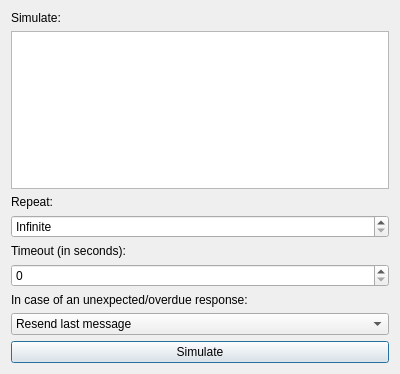
The window that ui/simulate_dialog.ui (jopohl/urh) describes before a commit, drawn with Qt 5.
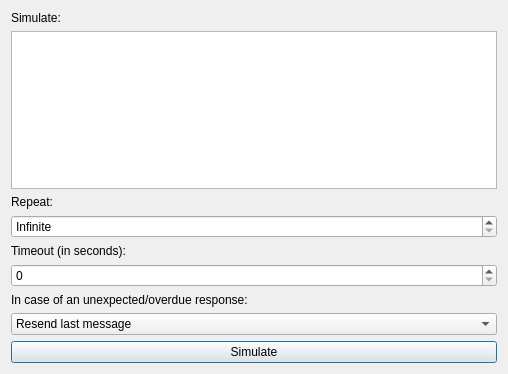
The same window after the commit. Icons and pictures are not drawn.

```diff
--- a/ui/simulate_dialog.ui
+++ b/ui/simulate_dialog.ui
@@ -6,14 +6,17 @@
    <rect>
     <x>0</x>
     <y>0</y>
-    <width>400</width>
+    <width>508</width>
     <height>374</height>
    </rect>
   </property>
   <property name="windowTitle">
    <string>Dialog</string>
   </property>
-  <layout class="QVBoxLayout" name="verticalLayout_2">
+  <property name="modal">
+   <bool>true</bool>
+  </property>
+  <layout class="QVBoxLayout" name="verticalLayout">
    <item>
     <widget class="QLabel" name="label">
      <property name="text">
```
Left out of the diff: 2 changed lines with no effect on the pictures.
